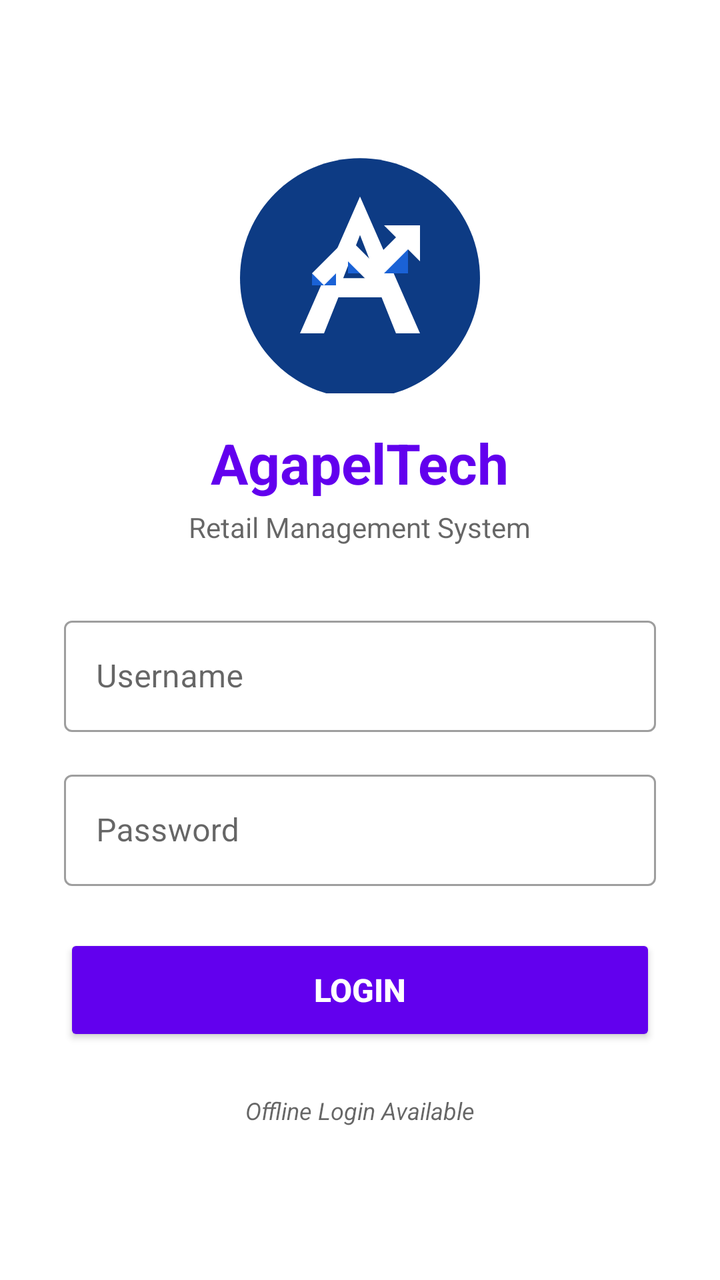
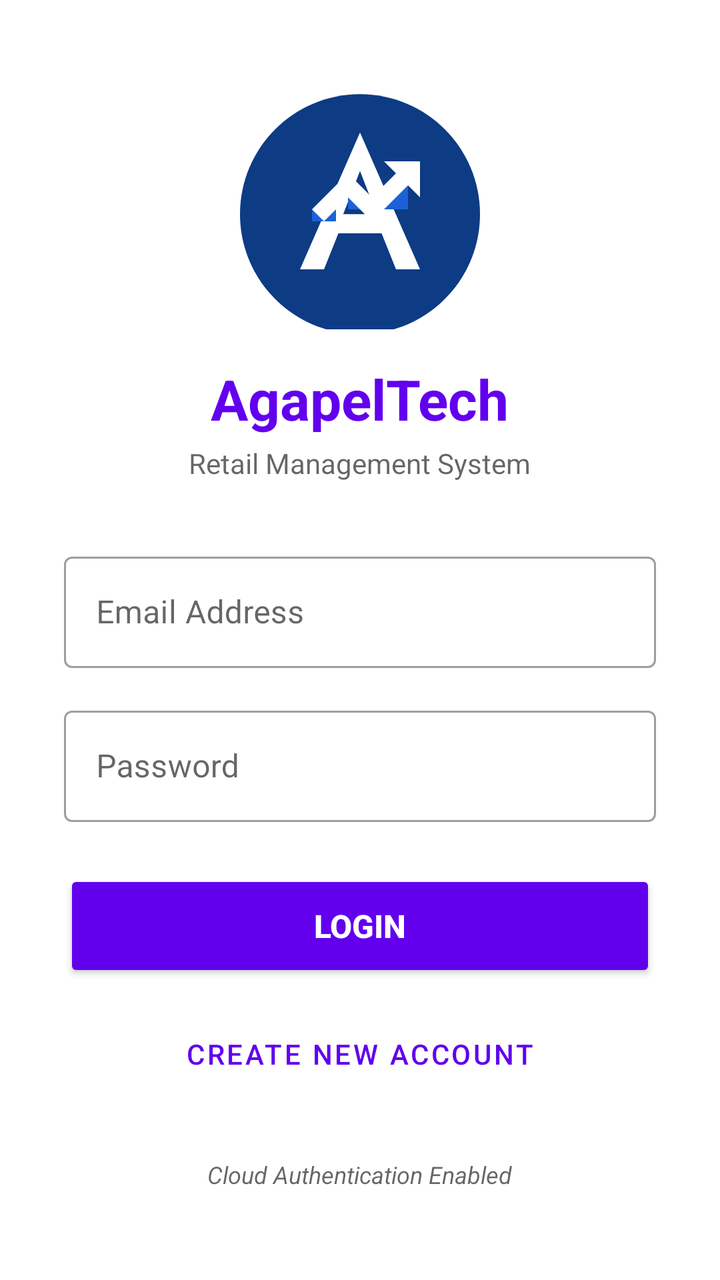

Two renders of the same Android screen: before a commit and after it. Below are the layout's source before the change and the commit's diff.
<!-- AndroidManifest.xml: application theme AppTheme -->
<!-- res/layout/activity_login.xml -->
<?xml version="1.0" encoding="utf-8"?>
<LinearLayout xmlns:android="http://schemas.android.com/apk/res/android"
    android:layout_width="match_parent"
    android:layout_height="match_parent"
    android:orientation="vertical"
    android:gravity="center"
    android:padding="32dp"
    android:background="?android:attr/windowBackground">

    <ImageView
        android:layout_width="120dp"
        android:layout_height="120dp"
        android:src="@drawable/logo_agapel"
        android:layout_marginBottom="16dp"
        android:contentDescription="@string/logo_description"/>

    <TextView
        android:layout_width="wrap_content"
        android:layout_height="wrap_content"
        android:text="@string/app_name"
        android:textColor="?attr/colorPrimary"
        android:textSize="28sp"
        android:textStyle="bold"
        android:layout_marginBottom="4dp"/>

    <TextView
        android:layout_width="wrap_content"
        android:layout_height="wrap_content"
        android:text="Retail Management System"
        android:textColor="?android:attr/textColorSecondary"
        android:textSize="14sp"
        android:layout_marginBottom="32dp"/>

    <com.google.android.material.textfield.TextInputLayout
        android:layout_width="match_parent"
        android:layout_height="wrap_content"
        android:layout_marginBottom="16dp"
        style="@style/Widget.MaterialComponents.TextInputLayout.OutlinedBox">

        <com.google.android.material.textfield.TextInputEditText
            android:id="@+id/editUsername"
            android:layout_width="match_parent"
            android:layout_height="wrap_content"
            android:hint="Username"
            android:inputType="text" />
    </com.google.android.material.textfield.TextInputLayout>

    <com.google.android.material.textfield.TextInputLayout
        android:layout_width="match_parent"
        android:layout_height="wrap_content"
        android:layout_marginBottom="24dp"
        style="@style/Widget.MaterialComponents.TextInputLayout.OutlinedBox">

        <com.google.android.material.textfield.TextInputEditText
            android:id="@+id/editPassword"
            android:layout_width="match_parent"
            android:layout_height="wrap_content"
            android:hint="Password"
            android:inputType="textPassword" />
    </com.google.android.material.textfield.TextInputLayout>

    <Button
        android:id="@+id/btnLogin"
        android:layout_width="match_parent"
        android:layout_height="56dp"
        android:text="LOGIN"
        android:textSize="16sp"
        android:textStyle="bold"
        android:backgroundTint="?attr/colorPrimary"
        android:textColor="#FFFFFF"/>

    <TextView
        android:layout_width="wrap_content"
        android:layout_height="wrap_content"
        android:layout_marginTop="24dp"
        android:text="Offline Login Available"
        android:textColor="?android:attr/textColorSecondary"
        android:textSize="12sp"
        android:textStyle="italic"/>

</LinearLayout>
<!-- resources referenced by this layout -->
<resources>
  <!-- drawable logo_agapel (drawable) -->
  <vector xmlns:android="http://schemas.android.com/apk/res/android"
      android:width="200dp"
      android:height="200dp"
      android:viewportWidth="100"
      android:viewportHeight="100">
  
      
      <path
          android:fillColor="#0D3B84"
          android:pathData="M50,2C22.39,2 0,24.39 0,52c0,27.61 22.39,50 50,50s50,-22.39 50,-50C100,24.39 77.61,2 50,2z" />
  
      
      <path
          android:fillColor="#FFFFFF"
          android:pathData="M50,18L25,75h10l6,-15h18l6,15h10L50,18zM43,52l7,-18l7,18H43z" />
  
      
      <path
          android:fillColor="#1A62D6"
          android:pathData="M45,45h10v5h-10z M60,40h10v10h-10z M30,50h10v5h-10z" />
  
      <path
          android:fillColor="#FFFFFF"
          android:pathData="M75,30l-15,0l5,5l-10,10l-10,-10l-15,15l5,5l10,-10l10,10l15,-15l5,5z" />
  </vector>
  <string name="app_name">AgapelTech</string>
  <string name="logo_description">App Logo</string>
  <style name="AppTheme" parent="Theme.MaterialComponents.DayNight.NoActionBar">
          
          <item name="colorPrimary">@color/md_primary</item>
          <item name="colorPrimaryVariant">@color/md_primary_dark</item>
          <item name="colorOnPrimary">@color/white</item>
  
          
          <item name="colorSecondary">@color/md_secondary</item>
          <item name="colorSecondaryVariant">@color/md_secondary</item>
          <item name="colorOnSecondary">@color/white</item>
  
          
          <item name="android:windowBackground">@color/md_background</item>
          <item name="colorSurface">@color/md_surface</item>
          <item name="colorOnSurface">#212121</item>
          <item name="colorSurfaceVariant">#E9EFF8</item>
          <item name="colorError">@color/error_red</item>
  
          
          <item name="android:statusBarColor">?attr/colorPrimaryVariant</item>
      </style>
  <color name="md_primary">#1565C0</color>
  <color name="md_primary_dark">#0D47A1</color>
  <color name="white">#FFFFFF</color>
  <color name="md_secondary">#2E7D32</color>
  <color name="md_background">#F8F9FA</color>
  <color name="md_surface">#FFFFFF</color>
  <color name="error_red">#D32F2F</color>
</resources>

<!-- the commit's change to res/layout/activity_login.xml (unified diff, before → after) -->
@@ -38,11 +38,11 @@
         style="@style/Widget.MaterialComponents.TextInputLayout.OutlinedBox">
 
         <com.google.android.material.textfield.TextInputEditText
-            android:id="@+id/editUsername"
+            android:id="@+id/editEmail"
             android:layout_width="match_parent"
             android:layout_height="wrap_content"
-            android:hint="Username"
-            android:inputType="text" />
+            android:hint="Email Address"
+            android:inputType="textEmailAddress" />
     </com.google.android.material.textfield.TextInputLayout>
 
     <com.google.android.material.textfield.TextInputLayout
@@ -67,13 +67,22 @@
         android:textSize="16sp"
         android:textStyle="bold"
         android:backgroundTint="?attr/colorPrimary"
-        android:textColor="#FFFFFF"/>
+        android:textColor="#FFFFFF"
+        android:layout_marginBottom="8dp"/>
+
+    <Button
+        android:id="@+id/btnRegister"
+        android:layout_width="match_parent"
+        android:layout_height="56dp"
+        android:text="CREATE NEW ACCOUNT"
+        style="@style/Widget.MaterialComponents.Button.OutlinedButton"
+        android:textColor="?attr/colorPrimary"/>
 
     <TextView
         android:layout_width="wrap_content"
         android:layout_height="wrap_content"
         android:layout_marginTop="24dp"
-        android:text="Offline Login Available"
+        android:text="Cloud Authentication Enabled"
         android:textColor="?android:attr/textColorSecondary"
         android:textSize="12sp"
         android:textStyle="italic"/>
